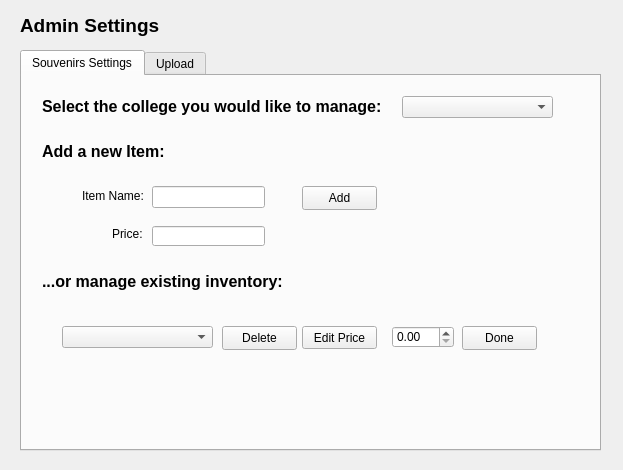
Old version of the form CollegeTouring/admin.ui in the repository belalzahran/CS_Project2_TheApplicants.
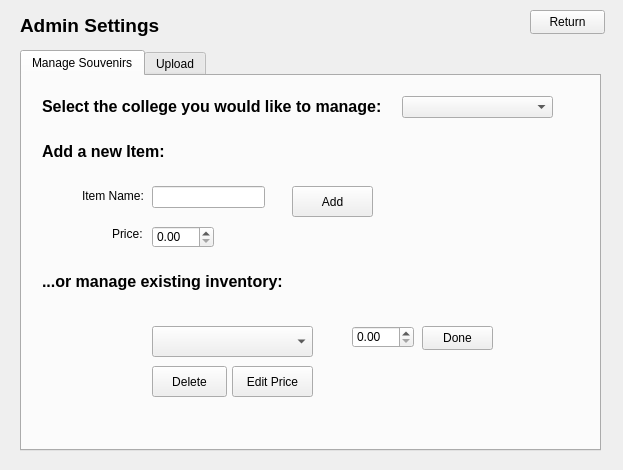
New version of the form.

```diff
--- a/CollegeTouring/admin.ui
+++ b/CollegeTouring/admin.ui
@@ -40,7 +40,7 @@
    </property>
    <widget class="QWidget" name="tab">
     <attribute name="title">
-     <string>Souvenirs Settings</string>
+     <string>Manage Souvenirs</string>
     </attribute>
     <widget class="QLineEdit" name="lineEdit_name">
      <property name="geometry">
@@ -52,16 +52,6 @@
       </rect>
      </property>
     </widget>
-    <widget class="QLineEdit" name="lineEdit_price">
-     <property name="geometry">
-      <rect>
-       <x>130</x>
-       <y>150</y>
-       <width>113</width>
-       <height>20</height>
-      </rect>
-     </property>
-    </widget>
     <widget class="QLabel" name="label_2">
      <property name="geometry">
       <rect>
@@ -104,10 +94,10 @@
     <widget class="QPushButton" name="pushButton">
      <property name="geometry">
       <rect>
-       <x>280</x>
+       <x>270</x>
        <y>110</y>
-       <width>75</width>
-       <height>24</height>
+       <width>81</width>
+       <height>31</height>
       </rect>
      </property>
      <property name="text">
@@ -127,10 +117,10 @@
     <widget class="QPushButton" name="pushButton_2">
      <property name="geometry">
       <rect>
-       <x>200</x>
-       <y>250</y>
+       <x>130</x>
+       <y>290</y>
        <width>75</width>
-       <height>24</height>
+       <height>31</height>
       </rect>
      </property>
      <property name="text">
@@ -140,20 +130,20 @@
     <widget class="QComboBox" name="comboBox_2">
      <property name="geometry">
       <rect>
-       <x>40</x>
+       <x>130</x>
        <y>250</y>
-       <width>151</width>
-       <height>22</height>
+       <width>161</width>
+       <height>31</height>
       </rect>
      </property>
     </widget>
     <widget class="QPushButton" name="pushButton_edit3">
      <property name="geometry">
       <rect>
-       <x>280</x>
-       <y>250</y>
-       <width>75</width>
-       <height>23</height>
+       <x>210</x>
+       <y>290</y>
+       <width>81</width>
+       <height>31</height>
       </rect>
      </property>
      <property name="text">
@@ -189,7 +179,7 @@
     <widget class="QDoubleSpinBox" name="doubleSpinBox">
      <property name="geometry">
       <rect>
-       <x>370</x>
+       <x>330</x>
        <y>250</y>
        <width>62</width>
        <height>22</height>
@@ -202,16 +192,32 @@
     <widget class="QPushButton" name="pushButton_3done">
      <property name="geometry">
       <rect>
-       <x>440</x>
+       <x>400</x>
        <y>250</y>
-       <width>75</width>
+       <width>71</width>
        <height>24</height>
       </rect>
      </property>
+     <property name="autoFillBackground">
+      <bool>false</bool>
+     </property>
      <property name="text">
       <string>Done</string>
      </property>
     </widget>
+    <widget class="QDoubleSpinBox" name="doubleSpinBox_2">
+     <property name="geometry">
+      <rect>
+       <x>130</x>
+       <y>150</y>
+       <width>62</width>
+       <height>22</height>
+      </rect>
+     </property>
+     <property name="maximum">
+      <double>1000.000000000000000</double>
+     </property>
+    </widget>
    </widget>
    <widget class="QWidget" name="tab_2">
     <attribute name="title">
@@ -219,6 +225,19 @@
     </attribute>
    </widget>
   </widget>
+  <widget class="QPushButton" name="pushButton_return3">
+   <property name="geometry">
+    <rect>
+     <x>530</x>
+     <y>10</y>
+     <width>75</width>
+     <height>24</height>
+    </rect>
+   </property>
+   <property name="text">
+    <string>Return</string>
+   </property>
+  </widget>
  </widget>
  <resources/>
  <connections/>
```
